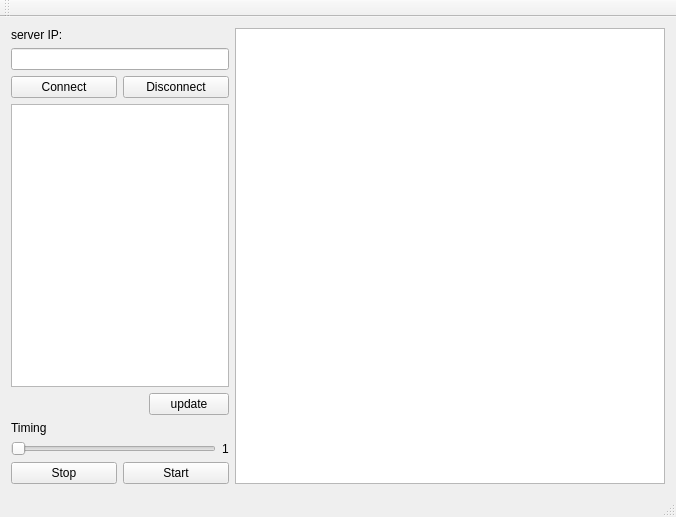
Above: QtClientConsumer/mainwindow.ui from rqroz/qt_client before the change. Below: the same form after it.
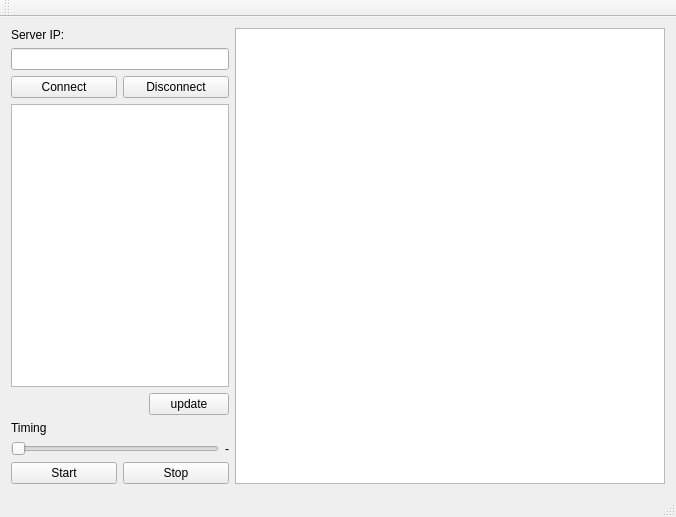
That is the form after the change.

Commit message: first layout and function slots

Patch:
```diff
--- a/QtClientConsumer/mainwindow.ui
+++ b/QtClientConsumer/mainwindow.ui
@@ -14,7 +14,7 @@
    <string>MainWindow</string>
   </property>
   <widget class="QWidget" name="centralWidget">
-   <layout class="QHBoxLayout" name="horizontalLayout_6">
+   <layout class="QVBoxLayout" name="verticalLayout_5">
     <item>
      <layout class="QHBoxLayout" name="horizontalLayout_5">
       <item>
@@ -24,7 +24,7 @@
           <item>
            <widget class="QLabel" name="server_label">
             <property name="text">
-             <string>server IP:</string>
+             <string>Server IP:</string>
             </property>
            </widget>
           </item>
@@ -103,7 +103,7 @@
             <item>
              <widget class="QLabel" name="timingval_label">
               <property name="text">
-               <string>1</string>
+               <string>-</string>
               </property>
              </widget>
             </item>
@@ -113,13 +113,6 @@
         </item>
         <item>
          <layout class="QHBoxLayout" name="horizontalLayout_2">
-          <item>
-           <widget class="QPushButton" name="stop_btn">
-            <property name="text">
-             <string>Stop</string>
-            </property>
-           </widget>
-          </item>
           <item>
            <widget class="QPushButton" name="start_btn">
             <property name="text">
@@ -127,6 +120,13 @@
             </property>
            </widget>
           </item>
+          <item>
+           <widget class="QPushButton" name="stop_btn">
+            <property name="text">
+             <string>Stop</string>
+            </property>
+           </widget>
+          </item>
          </layout>
         </item>
        </layout>
```
Left out of the diff: 4 changed lines with no effect on the pictures. The commit also changes 18 other files.
